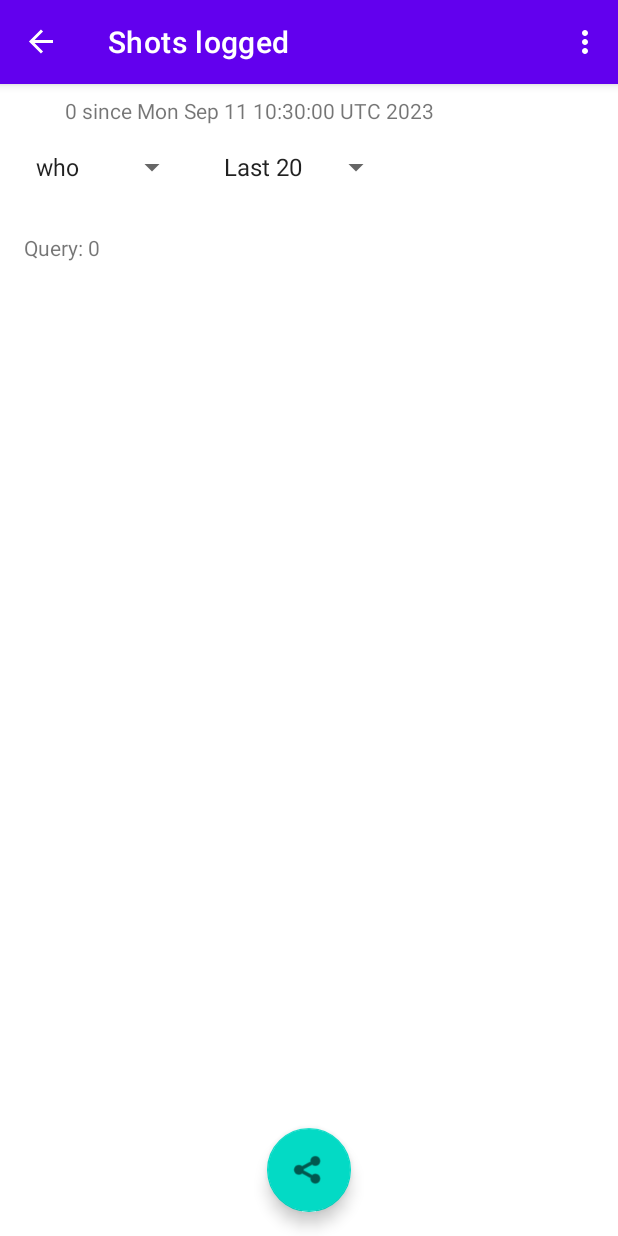
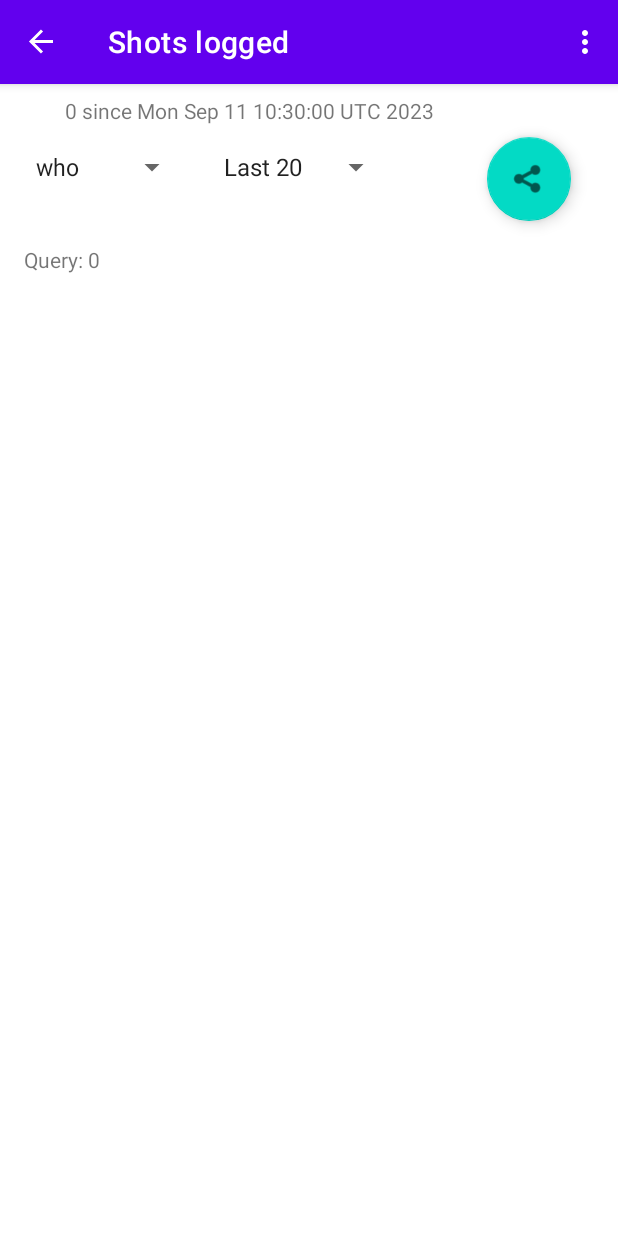
Before and after one commit to droidacts/DrangeNotes, an Android app: the screen it shows after launch (MainActivity), in the options menu, after a tap on an icon or button, on a phone screen of 412 x 824 dp. Run offline under Robolectric (Android 15) with nearby library versions, the phone set to English and light mode, and no system bars; our stand-ins replace Room's generated code, data binding, navigation-ui.

Commit message:
Ver 0.80-3: clean up most warnings; pkg/plugin updated.

```diff
--- a/app/src/main/java/org/xluz/droidacts/drangenotes/FirstFragment.kt
+++ b/app/src/main/java/org/xluz/droidacts/drangenotes/FirstFragment.kt
@@ -19,7 +19,7 @@ class FirstFragment : Fragment() , AdapterView.OnItemSelectedListener {
 
     private var _binding: FragmentFirstBinding? = null
     private var mShotdata1 = Shotdata()
-    val mViewmodel: OneShotdataViewmodel by activityViewModels()
+    private val mViewmodel: OneShotdataViewmodel by activityViewModels()
 
     // This property is only valid between onCreateView and onDestroyView
     private val binding get() = _binding!!
--- a/app/src/main/java/org/xluz/droidacts/drangenotes/MainActivity.kt
+++ b/app/src/main/java/org/xluz/droidacts/drangenotes/MainActivity.kt
@@ -1,6 +1,6 @@
 package org.xluz.droidacts.drangenotes
 /* Description comment block
-copyright, license, etc
+copyright(C) 2023 by Cecil Cheung, PhD
  */
 
 import android.Manifest
@@ -25,7 +25,7 @@ import org.xluz.droidacts.drangenotes.databinding.ActivityMainBinding
 private const val SETTINGKEY1 = "appSettings_use_meters"
 private const val LASTSESSIONLOG = "last_session_data"
 private const val LASTSESSIONLOG_T = "tee_time"
-private const val LASTSESSIONLOG_KEY1 = "infoLog"
+//private const val LASTSESSIONLOG_KEY1 = "infoLog"
 private const val LASTSESSIONLOG_KEYALL = "all_shots"
 
 class MainActivity : AppCompatActivity() {
@@ -34,8 +34,7 @@ class MainActivity : AppCompatActivity() {
     private lateinit var binding: ActivityMainBinding
     private lateinit var mainViewmodel: OneShotdataViewmodel
     private lateinit var theDB: CCgolfDB
-
-    val manyShots: QuerylogsViewmodel by viewModels()    // should be scoped to this Activity
+    private val manyShots: QuerylogsViewmodel by viewModels()    // should be scoped to this Activity
 
     override fun onCreate(savedInstanceState: Bundle?) {
         super.onCreate(savedInstanceState)
@@ -45,6 +44,7 @@ class MainActivity : AppCompatActivity() {
         if(mainViewmodel.golfername.isEmpty()) mainViewmodel.loadGolfernames()
         if(manyShots.sticksnames.isEmpty())
             manyShots.sticksnames = resources.getStringArray(R.array.default_sticknames)
+        clrManyShots()
 
         binding = ActivityMainBinding.inflate(layoutInflater)
         setContentView(binding.root)
@@ -102,7 +102,7 @@ class MainActivity : AppCompatActivity() {
                 true
             }
             R.id.menu_clearlogs -> {   // currently disabled, should use alertdialog to confirm?
-                //
+                clrManyShots()
                 true
             }
             R.id.menu_export -> {    // backup copy DB to media storage
@@ -154,8 +154,7 @@ class MainActivity : AppCompatActivity() {
         outState.putString(LASTSESSIONLOG_KEYALL, sessAllshots)
     }
 
-    override fun onStart() {
-        super.onStart()
+    private fun clrManyShots() : Long {
         manyShots.shots.clear()
         //manyShots.sessShotCount = 0
         val teetime0 = Date().time / 1000
@@ -165,6 +164,7 @@ class MainActivity : AppCompatActivity() {
             putLong(LASTSESSIONLOG_T, teetime0)
             apply()
         }
+        return teetime0
     }
 
     private fun stashManyShots() : String {
--- a/app/src/main/java/org/xluz/droidacts/drangenotes/QuerylogsViewmodel.kt
+++ b/app/src/main/java/org/xluz/droidacts/drangenotes/QuerylogsViewmodel.kt
@@ -73,7 +73,7 @@ class QuerylogsViewmodel : ViewModel() {
         if(shotsquery != null) {
             tmpstr = "Query: ${shotsquery.size} \n"
             for (ss in shotsquery) {
-                for(j in 0..(golfernum.size - 1)) {
+                for(j in 0 until golfernum.size) {
                     if(ss.golfer == golfernum[j]) {
                         tmpstr += golfernames[j]
                         break
--- a/app/src/main/java/org/xluz/droidacts/drangenotes/SecondFragment.kt
+++ b/app/src/main/java/org/xluz/droidacts/drangenotes/SecondFragment.kt
@@ -19,8 +19,8 @@ import org.xluz.droidacts.drangenotes.databinding.FragmentSecondBinding
  */
 class SecondFragment : Fragment() {
 
-    val mViewmodel2: OneShotdataViewmodel by activityViewModels()
-    val currShots: QuerylogsViewmodel by activityViewModels()
+    private val mViewmodel2: OneShotdataViewmodel by activityViewModels()
+    private val currShots: QuerylogsViewmodel by activityViewModels()
     private var mShotdata1 = Shotdata()
 
     private var _binding: FragmentSecondBinding? = null
--- a/app/src/main/res/layout/fragment_logs.xml
+++ b/app/src/main/res/layout/fragment_logs.xml
@@ -37,7 +37,7 @@
             android:id="@+id/nestedScrollView"
             android:layout_width="0dp"
             android:layout_height="wrap_content"
-            android:layout_marginTop="16dp"
+            android:layout_marginTop="24dp"
             app:layout_constraintEnd_toEndOf="parent"
             app:layout_constraintHorizontal_bias="0.0"
             app:layout_constraintStart_toStartOf="parent"
@@ -67,14 +67,15 @@
             android:id="@+id/exportAbutton"
             android:layout_width="wrap_content"
             android:layout_height="wrap_content"
-            android:layout_gravity="bottom|center_horizontal"
+            android:layout_gravity="top|end"
             android:layout_marginStart="16dp"
+            android:layout_marginTop="8dp"
             android:layout_marginEnd="16dp"
-            android:layout_marginBottom="16dp"
             android:contentDescription="@string/button_export_log"
-            app:layout_constraintBottom_toBottomOf="parent"
             app:layout_constraintEnd_toEndOf="parent"
-            app:layout_constraintStart_toStartOf="parent"
+            app:layout_constraintHorizontal_bias="0.75"
+            app:layout_constraintStart_toEndOf="@+id/recentchoices"
+            app:layout_constraintTop_toBottomOf="@+id/infobar"
             app:srcCompat="@android:drawable/ic_menu_share" />
 
     </androidx.constraintlayout.widget.ConstraintLayout>
--- a/app/src/main/res/values/strings.xml
+++ b/app/src/main/res/values/strings.xml
@@ -13,7 +13,7 @@
     <string name="menu_item3">About</string>
     <string name="menu_item2">-\> logs</string>
     <string name="menu_item_export">backup DB</string>
-    <string name="menu_item_clrlogs">clear logs</string>
+    <string name="menu_item_clrlogs">clr session</string>
     <string name="powervalue_full">Full</string>
     <string name="powervalue_75" tools:ignore="TypographyFractions">3/4</string>
     <string name="powervalue_50" tools:ignore="TypographyFractions">1/2</string>
```
Also changed, not shown: app/build.gradle (+4 -4 lines).
